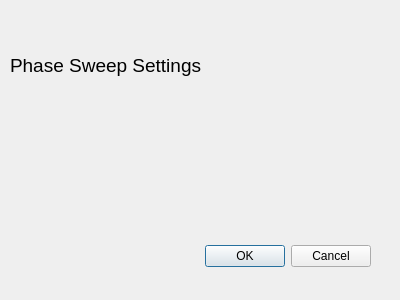
Before: the Qt Designer form frontend/Graphics/phasesweepdialog.ui in ParhamPand/Project1OOP, drawn with Qt 5.
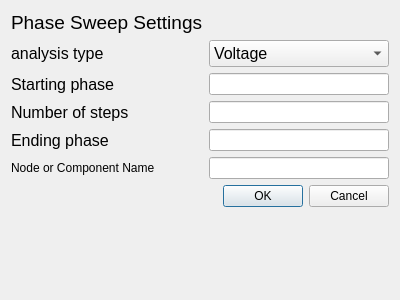
After: the same form once the commit is applied.

Commit message: Transient analysis finished

Diff of the .ui file:
```diff
--- a/frontend/Graphics/phasesweepdialog.ui
+++ b/frontend/Graphics/phasesweepdialog.ui
@@ -13,40 +13,124 @@
   <property name="windowTitle">
    <string>Dialog</string>
   </property>
-  <widget class="QDialogButtonBox" name="buttonBox">
-   <property name="geometry">
-    <rect>
-     <x>30</x>
-     <y>240</y>
-     <width>341</width>
-     <height>32</height>
-    </rect>
-   </property>
-   <property name="orientation">
-    <enum>Qt::Orientation::Horizontal</enum>
-   </property>
-   <property name="standardButtons">
-    <set>QDialogButtonBox::StandardButton::Cancel|QDialogButtonBox::StandardButton::Ok</set>
-   </property>
-  </widget>
-  <widget class="QLabel" name="label">
-   <property name="geometry">
-    <rect>
-     <x>10</x>
-     <y>10</y>
-     <width>191</width>
-     <height>111</height>
-    </rect>
-   </property>
-   <property name="font">
-    <font>
-     <pointsize>14</pointsize>
-    </font>
-   </property>
-   <property name="text">
-    <string>Phase Sweep Settings</string>
-   </property>
-  </widget>
+  <layout class="QFormLayout" name="formLayout">
+   <item row="0" column="0">
+    <widget class="QLabel" name="label">
+     <property name="font">
+      <font>
+       <pointsize>14</pointsize>
+      </font>
+     </property>
+     <property name="text">
+      <string>Phase Sweep Settings</string>
+     </property>
+    </widget>
+   </item>
+   <item row="1" column="0">
+    <widget class="QLabel" name="label_6">
+     <property name="font">
+      <font>
+       <pointsize>12</pointsize>
+      </font>
+     </property>
+     <property name="text">
+      <string>analysis type</string>
+     </property>
+    </widget>
+   </item>
+   <item row="1" column="1">
+    <widget class="QComboBox" name="analysisTypeComboBox">
+     <property name="font">
+      <font>
+       <pointsize>12</pointsize>
+      </font>
+     </property>
+     <property name="currentIndex">
+      <number>0</number>
+     </property>
+     <item>
+      <property name="text">
+       <string>Voltage</string>
+      </property>
+     </item>
+     <item>
+      <property name="text">
+       <string>Current</string>
+      </property>
+     </item>
+    </widget>
+   </item>
+   <item row="2" column="0">
+    <widget class="QLabel" name="label_3">
+     <property name="font">
+      <font>
+       <pointsize>12</pointsize>
+      </font>
+     </property>
+     <property name="text">
+      <string>Starting phase</string>
+     </property>
+    </widget>
+   </item>
+   <item row="2" column="1">
+    <widget class="QLineEdit" name="startPhaseLineEdit"/>
+   </item>
+   <item row="3" column="0">
+    <widget class="QLabel" name="label_2">
+     <property name="font">
+      <font>
+       <pointsize>12</pointsize>
+      </font>
+     </property>
+     <property name="text">
+      <string>Number of steps</string>
+     </property>
+    </widget>
+   </item>
+   <item row="3" column="1">
+    <widget class="QLineEdit" name="numStepsLineEdit"/>
+   </item>
+   <item row="4" column="0">
+    <widget class="QLabel" name="label_4">
+     <property name="font">
+      <font>
+       <pointsize>12</pointsize>
+      </font>
+     </property>
+     <property name="text">
+      <string>Ending phase</string>
+     </property>
+    </widget>
+   </item>
+   <item row="4" column="1">
+    <widget class="QLineEdit" name="endPhaseLineEdit"/>
+   </item>
+   <item row="5" column="0">
+    <widget class="QLabel" name="label_5">
+     <property name="font">
+      <font>
+       <pointsize>9</pointsize>
+      </font>
+     </property>
+     <property name="text">
+      <string>Node or Component Name</string>
+     </property>
+    </widget>
+   </item>
+   <item row="5" column="1">
+    <widget class="QLineEdit" name="outputNameLineEdit"/>
+   </item>
+   <item row="6" column="1">
+    <widget class="QDialogButtonBox" name="buttonBox">
+     <property name="orientation">
+      <enum>Qt::Orientation::Horizontal</enum>
+     </property>
+     <property name="standardButtons">
+      <set>QDialogButtonBox::StandardButton::Cancel|QDialogButtonBox::StandardButton::Ok</set>
+     </property>
+    </widget>
+   </item>
+  </layout>
  </widget>
  <resources/>
  <connections>
```
The commit also changes 30 other files.
